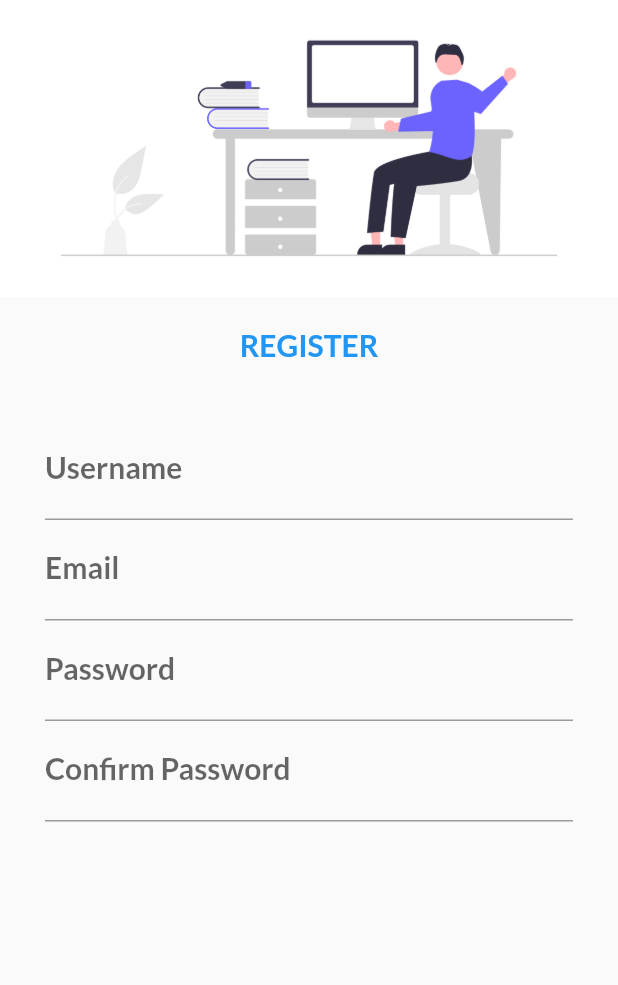
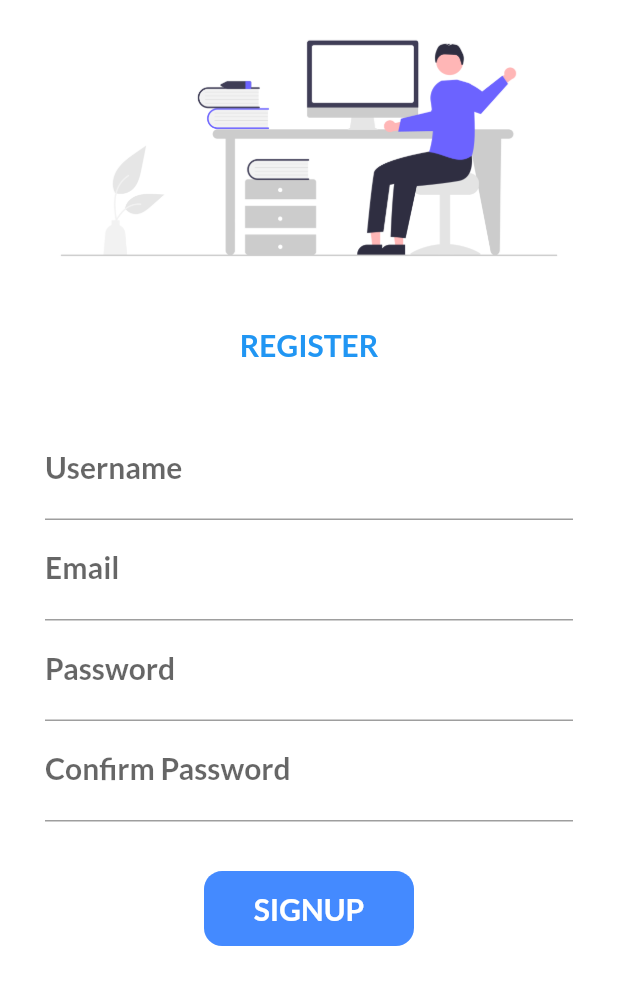
Before and after one commit to Hritthik/flutter-application, a Flutter app: the screen it shows after launch, on a phone screen of 412 x 824 dp. Shown: the top 985 px of the screen. Run offline on Flutter 3.47's test engine with Material 2 defaults, Android fonts, the phone set to English and light mode, and no system bars; our stand-ins replace google_fonts.

Commit message:
day6 Complited

```diff
--- a/lib/Pages/signup_page.dart
+++ b/lib/Pages/signup_page.dart
@@ -1,8 +1,16 @@
 import 'package:flutter/material.dart';
+import 'package:flutter_application_1/Pages/utils/routes.dart';
 
-class Signuppage extends StatelessWidget {
+class Signuppage extends StatefulWidget {
+  @override
+  _SignuppageState createState() => _SignuppageState();
+}
+
+class _SignuppageState extends State<Signuppage> {
+  bool buttonChange = false;
   Widget build(BuildContext context) {
     return Material(
+      color: Colors.white,
       child: Column(children: [
         Image.asset(
           "assets/images/signup_image.png",
@@ -57,7 +65,41 @@ class Signuppage extends StatelessWidget {
               ],
             ),
           ),
-        )
+        ),
+        SizedBox(
+          height: 15,
+        ),
+        InkWell(
+          onTap: () async {
+            setState(() {
+              buttonChange = true;
+            });
+            await Future.delayed(Duration(seconds: 1));
+            Navigator.pushNamed(context, MyRoutes.logingRoutes);
+          },
+          child: AnimatedContainer(
+            duration: Duration(seconds: 1),
+            alignment: Alignment.center,
+            height: 50,
+            width: buttonChange ? 50 : 140,
+            //color: Colors.blueAccent,
+            child: buttonChange
+                ? Icon(Icons.done, color: Colors.white,)
+                : Text(
+                    "SIGNUP",
+                    style: TextStyle(
+                      fontSize: 20,
+                      fontWeight: FontWeight.bold,
+                      color: Colors.white,
+                    ),
+                  ),
+            decoration: BoxDecoration(
+                borderRadius: buttonChange
+                    ? BorderRadius.circular(50)
+                    : BorderRadius.circular(12),
+                color: Colors.blueAccent),
+          ),
+        ),
       ]),
     );
   }
--- a/lib/main.dart
+++ b/lib/main.dart
@@ -22,9 +22,9 @@ class Myapp extends StatelessWidget {
       darkTheme: ThemeData(
         brightness: Brightness.dark,
       ),
-      initialRoute: "/signup",
+      //initialRoute: "/signup",
       routes: {
-        "/": (context) => Loginpage(),
+        "/": (context) => Signuppage(),
         MyRoutes.homeRoutes: (context) => Homepage(),
         MyRoutes.logingRoutes: (context) => Loginpage(),
         MyRoutes.signupRoutes: (context) => Signuppage(),
```
Also changed, not shown: lib/Pages/login_page.dart (+67 -19 lines).
